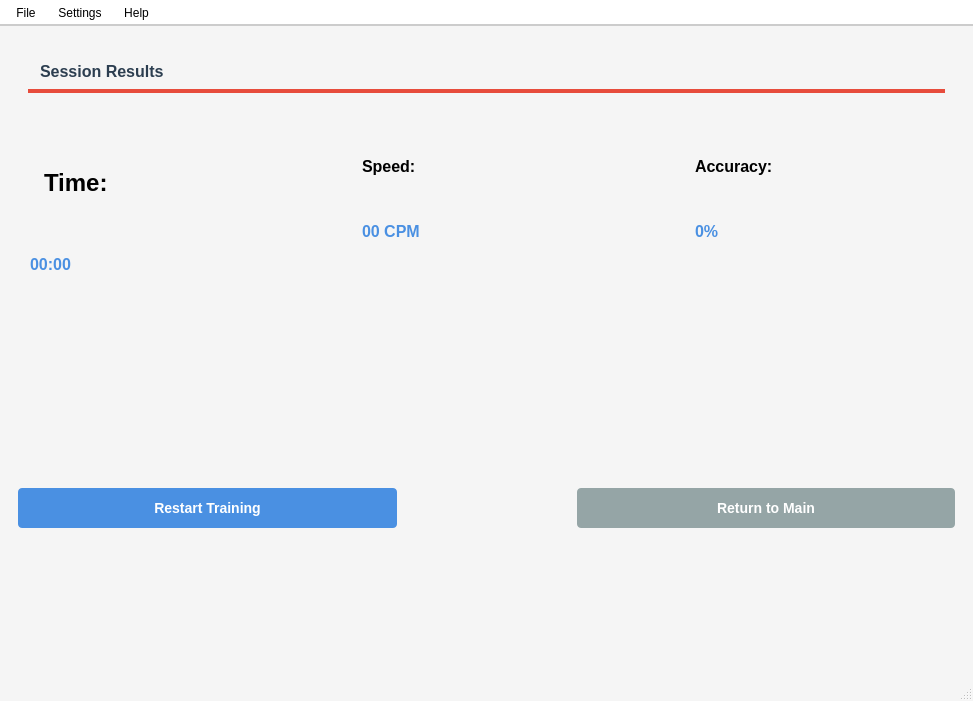
Lizaahdjh/Practical-work_TypingTrainer., file mainwindow.ui: the form before one commit.
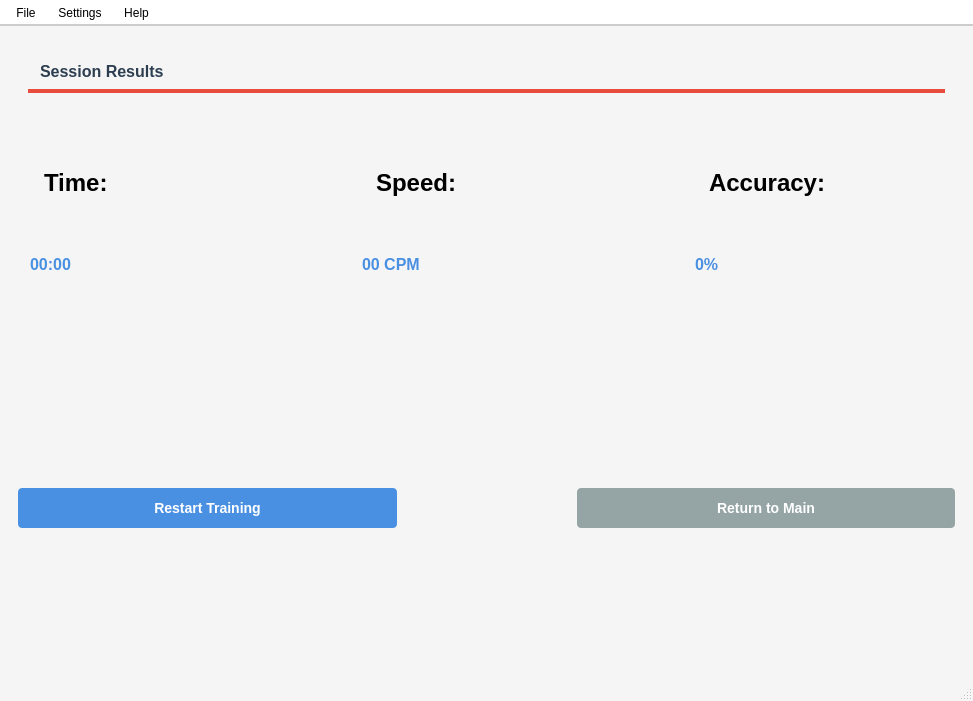
The form after the commit. The open tabs and pages were chosen to show the change.

```diff
--- a/mainwindow.ui
+++ b/mainwindow.ui
@@ -391,6 +391,20 @@
             </property>
             <item row="0" column="0">
              <widget class="QLabel" name="label_4">
+              <property name="sizePolicy">
+               <sizepolicy hsizetype="Preferred" vsizetype="Preferred">
+                <horstretch>0</horstretch>
+                <verstretch>0</verstretch>
+               </sizepolicy>
+              </property>
+              <property name="styleSheet">
+               <string notr="true">#label_4 {
+    font-size: 24px;
+    font-weight: bold;
+    padding: 20px;
+    color: #000000;
+}</string>
+              </property>
               <property name="text">
                <string>Speed:</string>
               </property>
@@ -415,6 +429,14 @@
             </property>
             <item row="0" column="0">
              <widget class="QLabel" name="label_6">
+              <property name="styleSheet">
+               <string notr="true">#label_6 {
+    font-size: 24px;
+    font-weight: bold;
+    padding: 20px;
+    color: #000000;
+}</string>
+              </property>
               <property name="text">
                <string>Accuracy:</string>
               </property>
```
Left out of the diff: 65 changed lines with no effect on the pictures.
